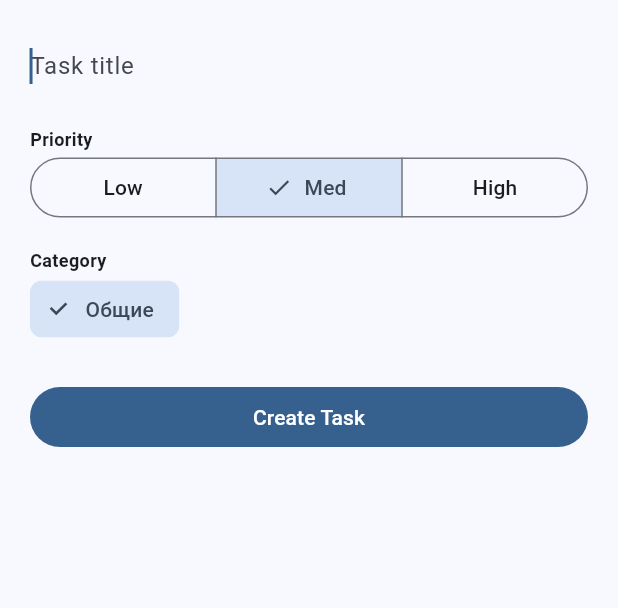
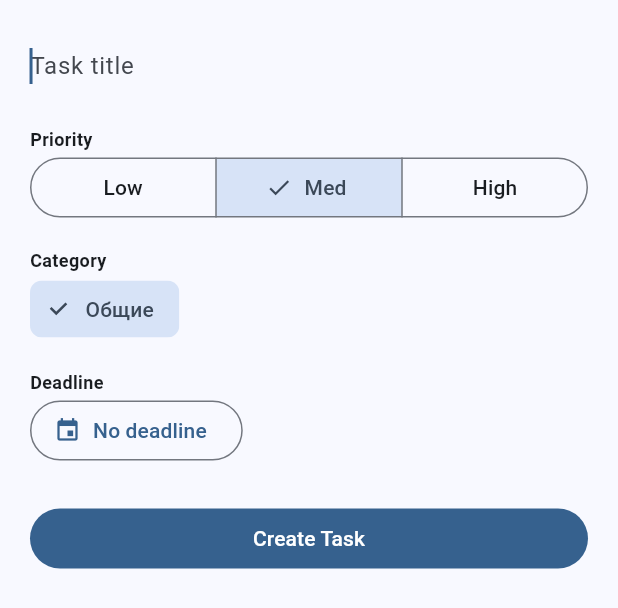
Before and after one commit to moraziss/task-todo-frontend, a Flutter app: the _AddTaskSheet widget shown alone on an empty page, opened directly, on a phone screen of 412 x 824 dp. Shown: the top 608 px of the screen. Run offline on Flutter 3.47's test engine with Material 3 defaults, Android fonts, the phone set to English and light mode, and no system bars; our stand-ins replace sqflite, sqflite_common_ffi; accounts and stored records are empty.

Commit message:
feat(ui): let the add-task sheet set a deadline
TaskProvider.addTaskDirect already accepted a deadline, and the sheet
declared a _deadline field, but nothing ever set it, so new tasks could
only get a deadline from the detail screen. Add a date picker (today to
+5 years) with a clear button and pass the value through. This also
resolves the unused_field warning from flutter analyze.

Co-Authored-By: Claude Sonnet 5.5 <noreply@anthropic.com>

```diff
--- a/Frontend/lib/screens/main_screen.dart
+++ b/Frontend/lib/screens/main_screen.dart
@@ -308,6 +308,17 @@ class _AddTaskSheetState extends State<_AddTaskSheet> {
     _selectedCatId = provider.selectedCategoryId == 'all' ? provider.categories.firstOrNull?.id : provider.selectedCategoryId;
   }
 
+  Future<void> _pickDeadline() async {
+    final now = DateTime.now();
+    final picked = await showDatePicker(
+      context: context,
+      initialDate: _deadline ?? now,
+      firstDate: DateTime(now.year, now.month, now.day),
+      lastDate: DateTime(now.year + 5),
+    );
+    if (picked != null) setState(() => _deadline = picked);
+  }
+
   @override
   Widget build(BuildContext context) {
     final provider = context.watch<TaskProvider>();
@@ -335,10 +346,27 @@ class _AddTaskSheetState extends State<_AddTaskSheet> {
               onSelected: (s) => setState(() => _selectedCatId = s ? c.id : null),
             )).toList(),
           ),
+          const SizedBox(height: 16),
+          const Text('Deadline', style: TextStyle(fontWeight: FontWeight.bold, fontSize: 12)),
+          Row(
+            children: [
+              OutlinedButton.icon(
+                icon: const Icon(Icons.event, size: 18),
+                label: Text(_deadline == null ? 'No deadline' : DateFormat('MMM d, y').format(_deadline!)),
+                onPressed: _pickDeadline,
+              ),
+              if (_deadline != null)
+                IconButton(
+                  tooltip: 'Clear deadline',
+                  icon: const Icon(Icons.close, size: 18),
+                  onPressed: () => setState(() => _deadline = null),
+                ),
+            ],
+          ),
           const SizedBox(height: 24),
           FilledButton(
             onPressed: () {
-              provider.addTaskDirect(title: _titleController.text, priority: _priority, categoryId: _selectedCatId);
+              provider.addTaskDirect(title: _titleController.text, priority: _priority, categoryId: _selectedCatId, deadline: _deadline);
               Navigator.pop(context);
             },
             child: const Text('Create Task'),
```
